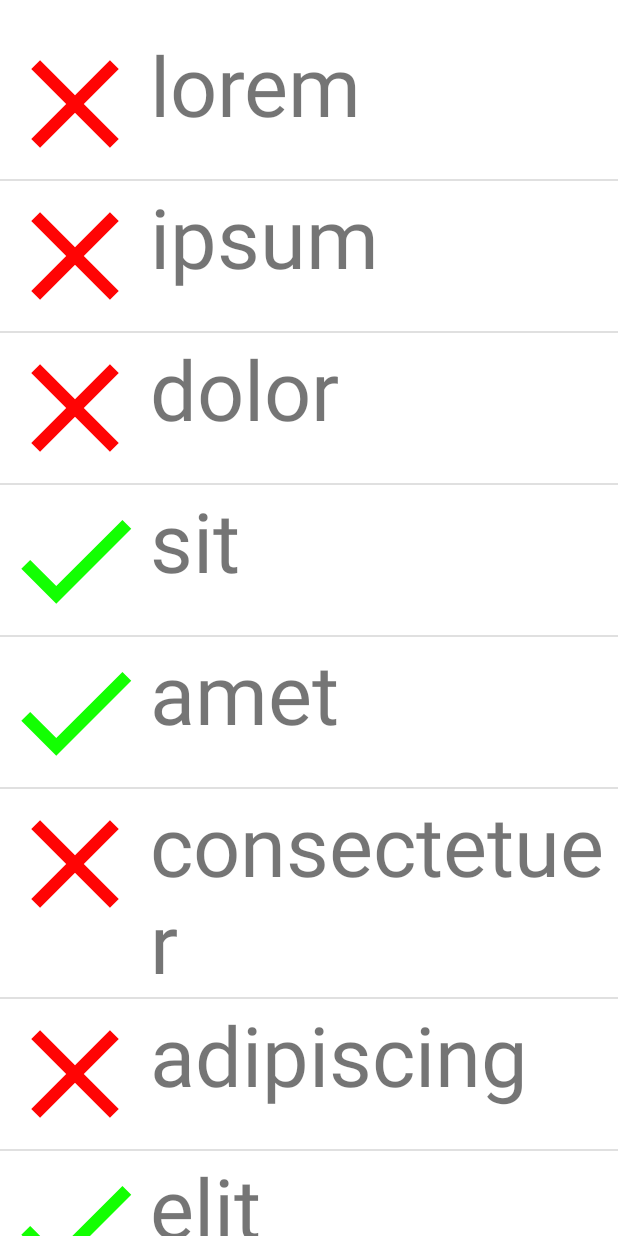
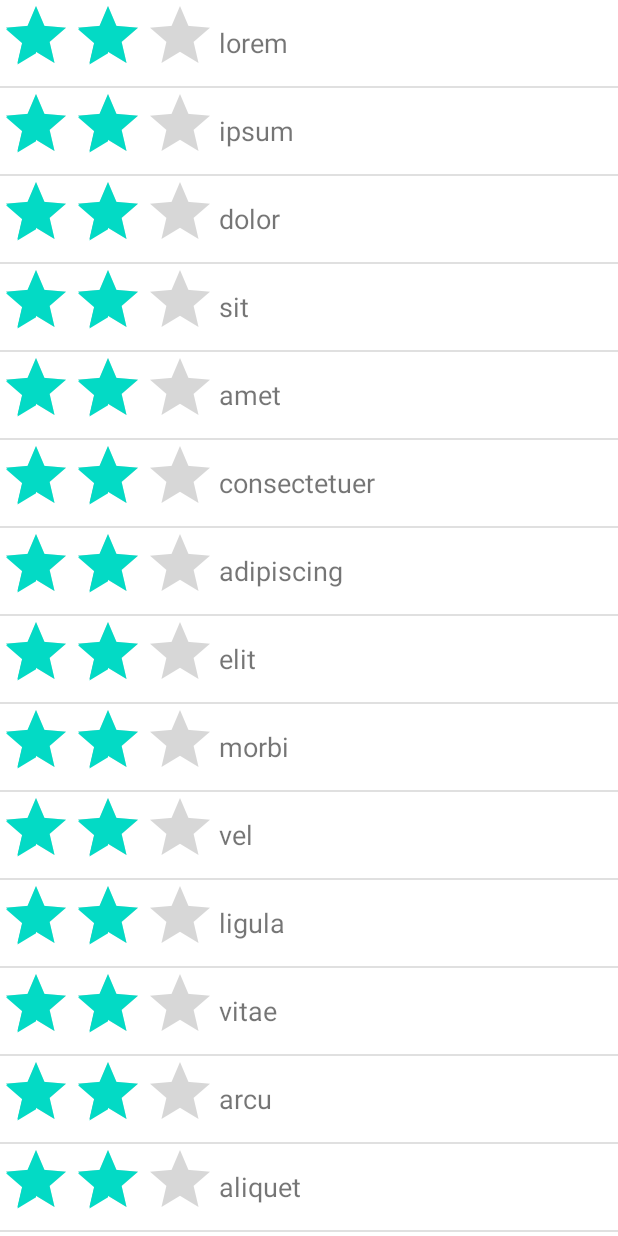
Before and after one commit to juliajaca/Topic9_ListView, an Android app: the screen it shows after launch (MainActivity), on a phone screen of 412 x 824 dp. Run offline under Robolectric (Android 15) with nearby library versions, the phone set to English and light mode, and no system bars.

Commit message:
interactive rows sin probar (macia se ha llevado la tablet)

```diff
--- a/app/src/main/java/com/example/topic9_listview/MainActivity.java
+++ b/app/src/main/java/com/example/topic9_listview/MainActivity.java
@@ -9,83 +9,90 @@ import android.view.View;
 import android.view.ViewGroup;
 import android.widget.ArrayAdapter;
 import android.widget.ImageView;
+import android.widget.LinearLayout;
 import android.widget.ListView;
+import android.widget.RatingBar;
 import android.widget.TextView;
+
+import java.util.ArrayList;
 
 public class MainActivity extends ListActivity {
     private TextView selection;
-    private static final String[] items={"lorem", "ipsum", "dolor",
-            "sit", "amet",
-            "consectetuer", "adipiscing", "elit", "morbi", "vel",
-            "ligula", "vitae", "arcu", "aliquet", "mollis",
-            "etiam", "vel", "erat", "placerat", "ante",
-            "porttitor", "sodales", "pellentesque", "augue", "purus"};
+    private static final String[] items={"lorem", "ipsum", "dolor", "sit", "amet", "consectetuer", "adipiscing", "elit", "morbi", "vel", "ligula", "vitae", "arcu", "aliquet", "mollis", "etiam", "vel", "erat", "placerat", "ante", "porttitor", "sodales", "pellentesque", "augue", "purus"};
 
     @Override
     protected void onCreate(Bundle savedInstanceState) {
         super.onCreate(savedInstanceState);
-        setContentView(R.layout.activity_main);
-        setListAdapter(new IconicAdapter());
-        selection=(TextView)findViewById(R.id.selection);
+        ArrayList<RowModel> list = new ArrayList<RowModel>();
+
+        for (String s: items){
+            list.add(new RowModel(s));
+        }
+
+        setListAdapter(new RatingAdapter(list));
     }
 
-    public void onListItemClick(ListView parent, View v, int position, long id) {
-        selection.setText(items[position]);
+    private RowModel getModel(int position){
+        return(((RatingAdapter)getListAdapter()).getItem(position));
     }
 
-    //// CLASS ICONIC ADAPTER
-    class IconicAdapter extends ArrayAdapter<String> {
-        IconicAdapter() {
-            super(MainActivity.this, R.layout.row, R.id.textView_name, items);
+
+    //// CLASS RATING ADAPTER
+    class RatingAdapter extends ArrayAdapter<RowModel> {
+        RatingAdapter(ArrayList<RowModel> list) {
+            super(MainActivity.this, R.layout.row, R.id.label, list);
         }
 
-        //HOLDER
-        public View getView(int position, View convertView, ViewGroup parent) {
+        public View getView(int position, View convertView,
+                            ViewGroup parent) {
             View row=super.getView(position, convertView, parent);
-            ViewHolder holder = (ViewHolder)row.getTag();
+            ViewHolder holder=(ViewHolder)row.getTag();
 
-            if(holder == null){
-                holder = new ViewHolder(row);
+            if (holder==null) {
+                holder=new ViewHolder(row);
                 row.setTag(holder);
+
+                RatingBar.OnRatingBarChangeListener l=
+                        new RatingBar.OnRatingBarChangeListener() {
+                            public void onRatingChanged(RatingBar ratingBar,
+                                                        float rating,
+                                                        boolean fromTouch) {
+                                Integer myPosition=(Integer)ratingBar.getTag();
+                                RowModel model=getModel(myPosition);
+
+                                model.rating=rating;
+
+                                LinearLayout parent=(LinearLayout)ratingBar.getParent();
+                                TextView label=(TextView)parent.findViewById(R.id.label);
+
+                                label.setText(model.toString());
+                            }
+                        };
+                holder.rate.setOnRatingBarChangeListener(l);
             }
+            RowModel model=getModel(position);
 
-            if (items[position].length()>4) {
-                holder.icon.setImageResource(R.drawable.ic_baseline_clear_24);
-            }
-            else {
-                holder.icon.setImageResource(R.drawable.ic_baseline_check_24);
-            }
-            return(row);
-        }
+            holder.rate.setTag(new Integer(position));
+            holder.rate.setRating(model.rating);
 
-        public View getViewOld(int position, View convertView, ViewGroup parent) {
-            //View row=super.getView(position, convertView, parent);
-            //ImageView icon=(ImageView)row.findViewById(R.id.imageView_poster);
-
-            //with inflater
-            //LayoutInflater inflater = getLayoutInflater();
-            //View row = inflater.inflate(R.layout.row, parent, false);
-
-            //with convertview --> si la vista no es null no se crea de nuevo, solo se modifica
-            View row = convertView;
-
-            if(row == null){
-                LayoutInflater inflater = getLayoutInflater();
-                row = inflater.inflate(R.layout.row, parent, false);
-            }
-
-            TextView label = (TextView) row.findViewById(R.id.textView_name);
-            label.setText(items[position]);
-            ImageView icon=(ImageView)row.findViewById(R.id.imageView_poster);
-
-            if (items[position].length()>4) {
-                icon.setImageResource(R.drawable.ic_baseline_clear_24);
-            }
-            else {
-                icon.setImageResource(R.drawable.ic_baseline_check_24);
-            }
             return(row);
         }
     }
 
+    class RowModel {
+        String label;
+        float rating=2.0f;
+
+        RowModel(String label) {
+            this.label=label;
+        }
+
+        public String toString() {
+            if (rating>=3.0) {
+                return(label.toUpperCase());
+            }
+
+            return(label);
+        }
+    }
 }
--- a/app/src/main/java/com/example/topic9_listview/ViewHolder.java
+++ b/app/src/main/java/com/example/topic9_listview/ViewHolder.java
@@ -2,11 +2,12 @@ package com.example.topic9_listview;
 
 import android.view.View;
 import android.widget.ImageView;
+import android.widget.RatingBar;
 
 public class ViewHolder {
-    ImageView icon = null;
+    RatingBar rate = null;
 
     ViewHolder(View base){
-        this.icon = (ImageView) base.findViewById(R.id.imageView_poster);
+        this.rate = (RatingBar) base.findViewById(R.id.rate);
     }
 }
--- a/app/src/main/res/layout/row.xml
+++ b/app/src/main/res/layout/row.xml
@@ -1,18 +1,23 @@
 <?xml version="1.0" encoding="UTF-8"?>
 
-    <RelativeLayout android:layout_height="match_parent"
-    android:layout_width="match_parent"
-    xmlns:android="http://schemas.android.com/apk/res/android">
+    <LinearLayout android:layout_height="match_parent"
+    android:layout_width="fill_parent"
+    xmlns:android="http://schemas.android.com/apk/res/android"
+    android:orientation="horizontal">
 
-    <ImageView
-        android:layout_height="100dp"
-        android:layout_width="100dp"
-        android:id="@+id/imageView_poster"/>
+    <RatingBar
+        android:layout_height="wrap_content"
+        android:layout_width="wrap_content"
+        android:id="@+id/rate"
+        android:numStars="3"
+        android:stepSize="1"
+        android:rating="2"/>
 
     <TextView
         android:layout_height="wrap_content"
-        android:layout_width="wrap_content"
-        android:id="@+id/textView_name"
-        android:textSize="25pt"
-        android:layout_toRightOf="@id/imageView_poster"/>
-</RelativeLayout>
+        android:layout_width="fill_parent"
+        android:id="@+id/label"
+        android:textSize="18sp"
+        android:padding="2dip"
+        android:layout_gravity="left|center_vertical" />
+</LinearLayout>
```
